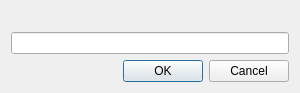
Above: App/panes/code_editor/gotolinedialog.ui from fengzhu2007/anycode before the change. Below: the same form after it.
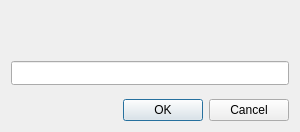
That is the form after the change.

```diff
--- a/App/panes/code_editor/gotolinedialog.ui
+++ b/App/panes/code_editor/gotolinedialog.ui
@@ -7,13 +7,13 @@
     <x>0</x>
     <y>0</y>
     <width>300</width>
-    <height>93</height>
+    <height>132</height>
    </rect>
   </property>
   <property name="minimumSize">
    <size>
     <width>300</width>
-    <height>0</height>
+    <height>100</height>
    </size>
   </property>
   <property name="maximumSize">
@@ -34,10 +34,20 @@
     </widget>
    </item>
    <item>
-    <widget class="QLineEdit" name="lineNo"/>
+    <widget class="QLineEdit" name="lineNo">
+     <property name="minimumSize">
+      <size>
+       <width>0</width>
+       <height>24</height>
+      </size>
+     </property>
+    </widget>
    </item>
    <item>
     <layout class="QHBoxLayout" name="horizontalLayout">
+     <property name="topMargin">
+      <number>8</number>
+     </property>
      <item>
       <spacer name="horizontalSpacer">
        <property name="orientation">
```
